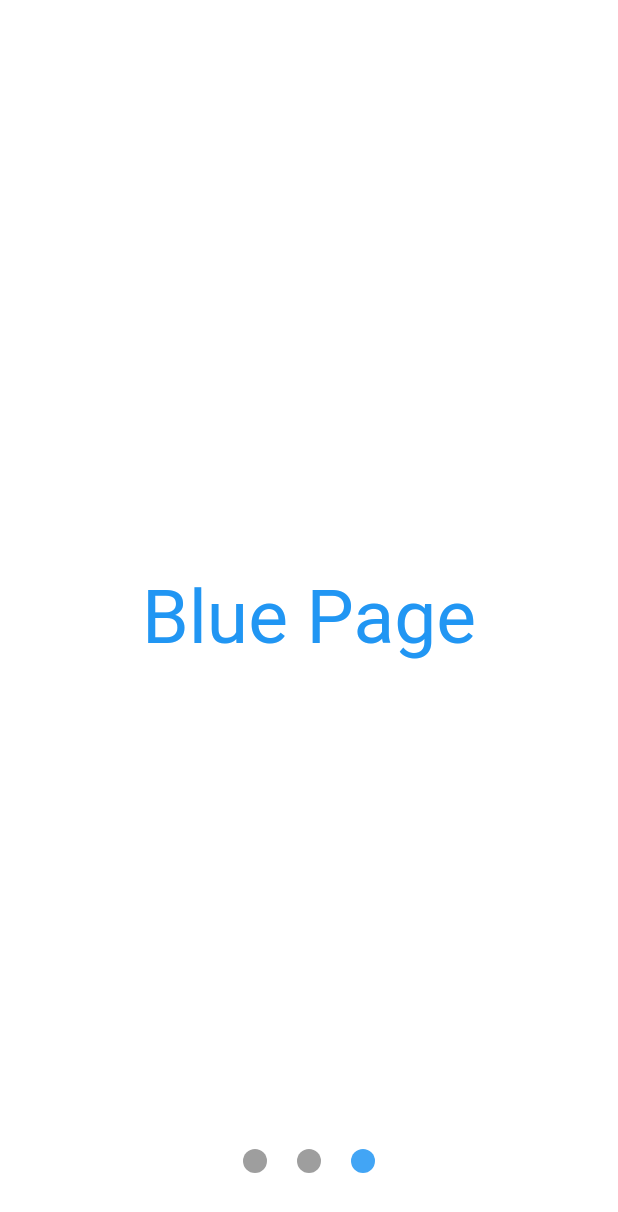
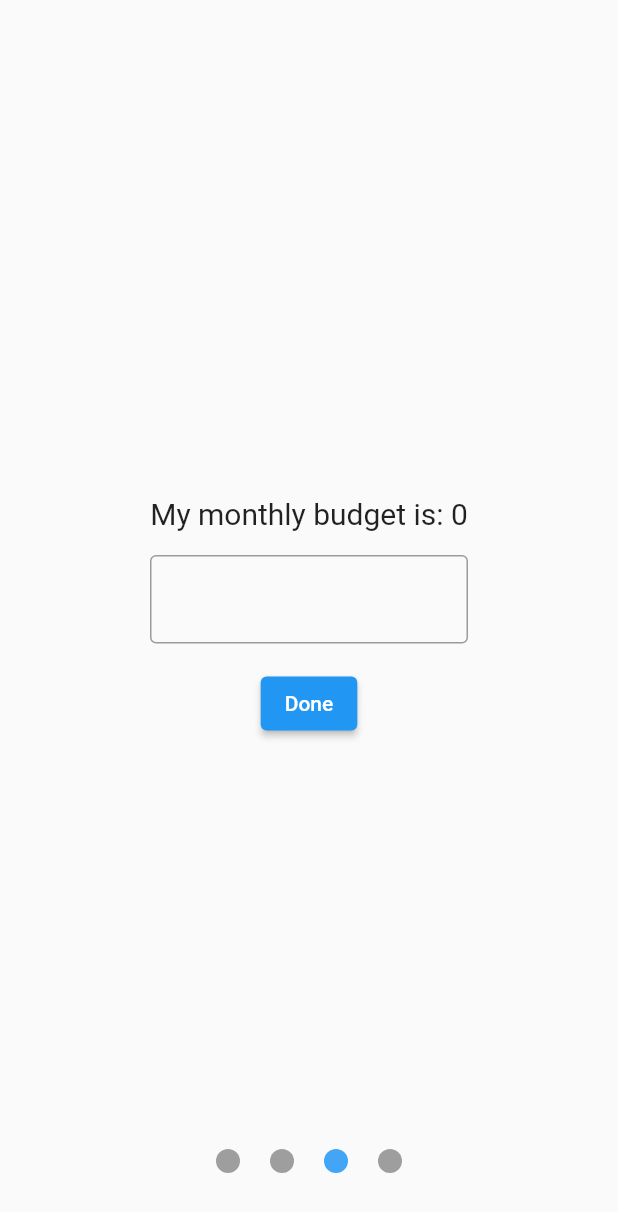
Before and after one commit to hubermanophir/budget-manager, a Flutter app: the screen it shows after launch, swiped to page 3, on a phone screen of 412 x 824 dp. Shown: the top 1212 px of the screen. Run offline on Flutter 3.47's test engine with Material 2 defaults, Android fonts, the phone set to English and light mode, and no system bars; our stand-ins replace font_awesome_flutter, shared_preferences, sqflite; accounts and stored records are empty.

Commit message:
added budget page

```diff
--- /dev/null
+++ b/lib/pages/select_preferences/budget_selection_page.dart
@@ -0,0 +1,69 @@
+import 'package:flutter/material.dart';
+
+class BudgetSelect extends StatefulWidget {
+  int index;
+  final PageController pageController;
+  BudgetSelect({
+    super.key,
+    required this.pageController,
+    required this.index,
+  });
+
+  @override
+  State<BudgetSelect> createState() => _BudgetSelectState();
+}
+
+class _BudgetSelectState extends State<BudgetSelect> {
+  var budget = '0';
+  void changeBudget(String value) {
+    setState(() {
+      budget = value;
+    });
+  }
+
+  @override
+  Widget build(BuildContext context) {
+    return Scaffold(
+        body: SafeArea(
+            child: Column(
+      mainAxisAlignment: MainAxisAlignment.center,
+      crossAxisAlignment: CrossAxisAlignment.start,
+      children: [
+        Center(
+          child: Text(
+            'My monthly budget is: ${budget != '' ? budget : '0'}',
+            style: TextStyle(
+              fontSize: 20,
+            ),
+            textAlign: TextAlign.center,
+          ),
+        ),
+        Padding(
+          padding: EdgeInsets.symmetric(horizontal: 100, vertical: 16),
+          child: TextField(
+            onChanged: ((value) {
+              changeBudget(value);
+            }),
+            keyboardType: TextInputType.number,
+            decoration: InputDecoration(
+              border: OutlineInputBorder(),
+            ),
+          ),
+        ),
+        Center(
+            child: ElevatedButton(
+                onPressed: () {
+                  FocusScopeNode currentFocus = FocusScope.of(context);
+
+                  if (!currentFocus.hasPrimaryFocus) {
+                    currentFocus.unfocus();
+                  }
+                  widget.pageController.animateToPage(widget.index + 1,
+                      duration: const Duration(milliseconds: 300),
+                      curve: Curves.easeIn);
+                },
+                child: Text('Done')))
+      ],
+    )));
+  }
+}
--- a/lib/pages/select_preferences/main.dart
+++ b/lib/pages/select_preferences/main.dart
@@ -1,4 +1,9 @@
 import 'package:flutter/material.dart';
+import 'package:font_awesome_flutter/font_awesome_flutter.dart';
+import 'currency_selection_page.dart';
+import './welcome_page.dart';
+import './budget_selection_page.dart';
+import './reset_date_selection_page.dart';
 
 class GettingStarted extends StatefulWidget {
   const GettingStarted({Key? key}) : super(key: key);
@@ -13,17 +18,40 @@ class _GettingStarted extends State<GettingStarted> {
 
   // the index of the current page
   int _activePage = 0;
+  IconData selectedCurrency = FontAwesomeIcons.shekelSign;
 
   // this list holds all the pages
   // all of them are constructed in the very end of this file for readability
-  final List<Widget> _pages = [
-    const PageOne(),
-    const PageTwo(),
-    const PageThree()
-  ];
+
+  void nextPage() {
+    setState(() {
+      _activePage += 1;
+    });
+  }
+
+  void setSelectedCurrencyIcon(IconData icon) {
+    setState(() {
+      selectedCurrency = icon;
+    });
+  }
 
   @override
   Widget build(BuildContext context) {
+    final List<Widget> _pages = [
+      WelcomePage(
+        index: 0,
+        pageController: _pageController,
+      ),
+      CurrencySelection(
+          index: 1,
+          pageController: _pageController,
+          setSelectedCurrencyIcon: setSelectedCurrencyIcon),
+      BudgetSelect(
+        index: 2,
+        pageController: _pageController,
+      ),
+      ResetDateSelector()
+    ];
     return Scaffold(
       body: Stack(
         children: [
@@ -78,52 +106,3 @@ class _GettingStarted extends State<GettingStarted> {
     );
   }
 }
-
-// Page One
-class PageOne extends StatelessWidget {
-  const PageOne({Key? key}) : super(key: key);
-
-  @override
-  Widget build(BuildContext context) {
-    return Container(
-      alignment: Alignment.center,
-      color: Colors.white,
-      child: const Text(
-        'KindaCode.com',
-        style: TextStyle(fontSize: 30, color: Colors.blue),
-      ),
-    );
-  }
-}
-
-// Page Two
-class PageTwo extends StatelessWidget {
-  const PageTwo({Key? key}) : super(key: key);
-
-  @override
-  Widget build(BuildContext context) {
-    return Container(
-        alignment: Alignment.center,
-        color: Colors.white,
-        child: const Text(
-          'Green Page',
-          style: TextStyle(fontSize: 50, color: Colors.blue),
-        ));
-  }
-}
-
-// Page Three
-class PageThree extends StatelessWidget {
-  const PageThree({Key? key}) : super(key: key);
-
-  @override
-  Widget build(BuildContext context) {
-    return Container(
-        alignment: Alignment.center,
-        color: Colors.white,
-        child: const Text(
-          'Blue Page',
-          style: TextStyle(fontSize: 50, color: Colors.blue),
-        ));
-  }
-}
--- a/pubspec.yaml
+++ b/pubspec.yaml
@@ -39,6 +39,7 @@ dependencies:
   path_provider: ^2.0.11
   shared_preferences: ^2.0.15
   font_awesome_flutter: ^10.2.1
+  keyboard_actions: ^4.0.1
 
 dev_dependencies:
   flutter_test:
```
Also changed, not shown: lib/pages/select_preferences/currency_selection_page.dart (added, +90 -0 lines), lib/pages/select_preferences/preferences_selection.dart (deleted, +0 -66 lines), lib/pages/select_preferences/reset_date_selection_page.dart (added, +10 -0 lines), lib/pages/select_preferences/welcome_page.dart (added, +35 -0 lines), lib/utils/numbers_keyboard.dart (added), pubspec.lock.
